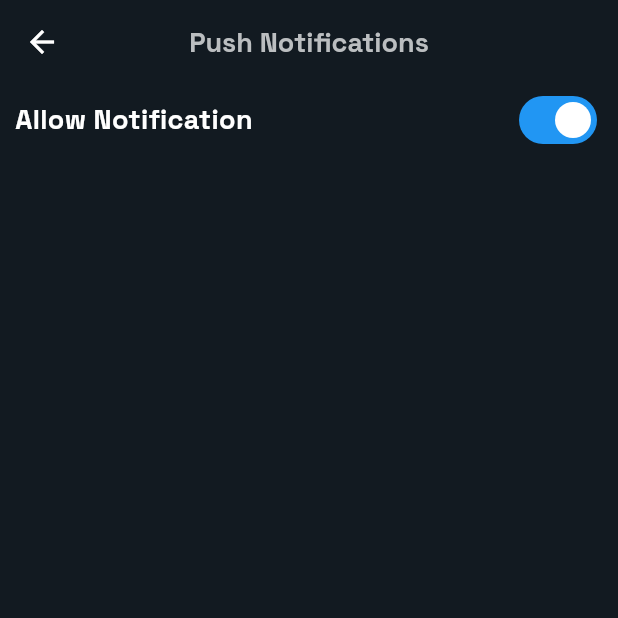
After one commit to Sheroz-Akram/Volt-Vision, a Flutter app: the NotificationSettings screen opened directly, on a phone screen of 412 x 824 dp, the top half of it. The commit adds this screen. Run offline on Flutter 3.47's test engine with Material 3 defaults, Android fonts, the phone set to English and light mode, and no system bars; our stand-ins replace camera, flutter_local_notifications, google_fonts, open_file, percent_indicator, permission_handler and 2 more; missing offline and left inert: external_app_launcher, workmanager; accounts and stored records are empty.

```diff
--- a/app/lib/classes/network.dart
+++ b/app/lib/classes/network.dart
@@ -6,7 +6,7 @@ import 'package:http/http.dart';
 class Network {
   // HOST of our Server
   final String baseUrl =
-      "https://bfdc-2a09-bac5-5047-18be-00-277-a9.ngrok-free.app";
+      "https://bc54-2a09-bac1-5b00-28-00-1f1-1c1.ngrok-free.app";
 
   // Simple POST Request to Server
   Future<Response> postRequest(
--- /dev/null
+++ b/app/lib/pages/settings/notifications.dart
@@ -0,0 +1,65 @@
+import 'package:app/utils/storage.dart';
+import 'package:flutter/material.dart';
+
+class NotificationSettings extends StatefulWidget {
+  const NotificationSettings({super.key});
+  @override
+  State<StatefulWidget> createState() {
+    return _NotificationSettings();
+  }
+}
+
+class _NotificationSettings extends State<NotificationSettings> {
+  bool isNotificationAllowed = false;
+  Storage storage = Storage();
+
+  void loadSettings() async {
+    bool isAllowed = await storage.loadAllowNotification() ?? true;
+    setState(() {
+      isNotificationAllowed = isAllowed;
+    });
+  }
+
+  void updateSettings(bool value) async {
+    await storage.storeAllowNotification(value);
+    setState(() {
+      isNotificationAllowed = value;
+    });
+  }
+
+  @override
+  void initState() {
+    super.initState();
+    loadSettings();
+  }
+
+  @override
+  Widget build(BuildContext context) {
+    return Scaffold(
+      appBar: AppBar(
+        title: const Text("Push Notifications"),
+        centerTitle: true,
+      ),
+      body: Container(
+        margin: const EdgeInsets.symmetric(horizontal: 10.0),
+        child: Column(
+          children: [
+            Row(
+              mainAxisAlignment: MainAxisAlignment.spaceBetween,
+              children: [
+                const Text("Allow Notification"),
+                Switch(
+                  value: isNotificationAllowed,
+                  activeTrackColor: Colors.blue,
+                  onChanged: (bool value) {
+                    updateSettings(value);
+                  },
+                ),
+              ],
+            )
+          ],
+        ),
+      ),
+    );
+  }
+}
--- a/app/pubspec.yaml
+++ b/app/pubspec.yaml
@@ -48,6 +48,7 @@ dependencies:
   flutter_file_downloader: ^2.0.0
   flutter_local_notifications: ^18.0.1
   open_file: ^3.5.9
+  workmanager: ^0.5.2
 
 dev_dependencies:
   flutter_test:
```
Also changed, not shown: app/lib/main.dart (+52 -1 lines), app/lib/pages/settings/settings.dart (+7 -1 lines), app/lib/pages/welcome.dart (+12 -0 lines), app/lib/utils/storage.dart (+13 -0 lines), app/pubspec.lock, 1 other file.
